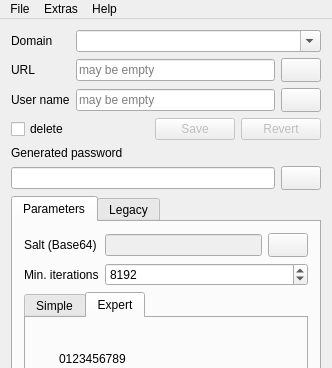
Before: the Qt Designer form Qt-SESAM/mainwindow.ui in 607011/Qt-SESAM, drawn with Qt 5; both pictures show x 0 to 332 and y 0 to 368 of the 332 by 752 pixel window.
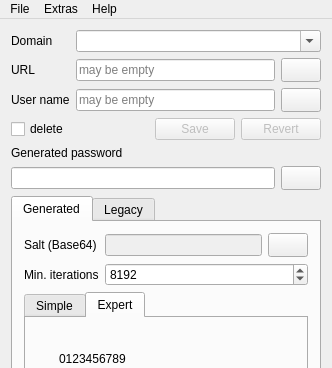
After: the same form once the commit is applied. Icons and pictures are not drawn.

Commit message: Changed "Parameters" to "Generated".

```diff
--- a/Qt-SESAM/mainwindow.ui
+++ b/Qt-SESAM/mainwindow.ui
@@ -234,7 +234,7 @@
       </property>
       <widget class="QWidget" name="generatedPasswordTab">
        <attribute name="title">
-        <string>Parameters</string>
+        <string>Generated</string>
        </attribute>
        <layout class="QVBoxLayout" name="verticalLayout_5">
         <item>
```
